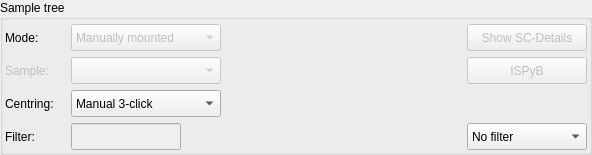
Above: BlissFramework/Bricks/widgets/ui_files/Qt4_sample_changer_widget_layout.ui from mxcube/mxcubeqt before the change. Below: the same form after it.
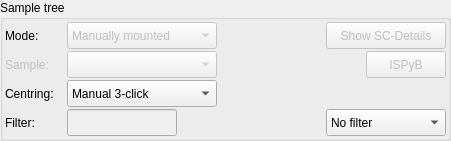
That is the form after the change. Icons and pictures are not drawn.

Patch:
```diff
--- a/BlissFramework/Bricks/widgets/ui_files/Qt4_sample_changer_widget_layout.ui
+++ b/BlissFramework/Bricks/widgets/ui_files/Qt4_sample_changer_widget_layout.ui
@@ -6,8 +6,8 @@
    <rect>
     <x>0</x>
     <y>0</y>
-    <width>592</width>
-    <height>152</height>
+    <width>451</width>
+    <height>136</height>
    </rect>
   </property>
   <property name="sizePolicy">
@@ -44,108 +44,14 @@
       <string>Sample tree</string>
      </property>
      <layout class="QGridLayout" name="gridLayout">
-      <property name="sizeConstraint">
-       <enum>QLayout::SetDefaultConstraint</enum>
-      </property>
-      <property name="leftMargin">
-       <number>2</number>
-      </property>
-      <property name="topMargin">
-       <number>4</number>
-      </property>
-      <property name="rightMargin">
-       <number>2</number>
-      </property>
-      <property name="bottomMargin">
+      <property name="margin">
        <number>2</number>
       </property>
       <property name="spacing">
        <number>2</number>
       </property>
       <item row="0" column="0">
-       <layout class="QGridLayout" name="gridLayout_2">
-        <item row="1" column="1">
-         <widget class="QComboBox" name="sample_combo">
-          <property name="enabled">
-           <bool>false</bool>
-          </property>
-          <property name="minimumSize">
-           <size>
-            <width>150</width>
-            <height>27</height>
-           </size>
-          </property>
-          <property name="maximumSize">
-           <size>
-            <width>150</width>
-            <height>27</height>
-           </size>
-          </property>
-         </widget>
-        </item>
-        <item row="2" column="1">
-         <widget class="QComboBox" name="centring_cbox">
-          <property name="minimumSize">
-           <size>
-            <width>150</width>
-            <height>27</height>
-           </size>
-          </property>
-          <property name="maximumSize">
-           <size>
-            <width>110</width>
-            <height>27</height>
-           </size>
-          </property>
-          <property name="toolTip">
-           <string>&lt;B&gt;Manual&lt;/B&gt; 3-Click centring &lt;BR&gt; &lt;B&gt;Semi Automatic&lt;/B&gt; - Gives the possibility to confirm centring &lt;BR&gt; &lt;B&gt;Fully Automatic&lt;/B&gt; - Continues without waiting for confirmation</string>
-          </property>
-          <property name="currentIndex">
-           <number>0</number>
-          </property>
-          <item>
-           <property name="text">
-            <string>Manual 3-click</string>
-           </property>
-          </item>
-          <item>
-           <property name="text">
-            <string>Optical semi automatic </string>
-           </property>
-          </item>
-          <item>
-           <property name="text">
-            <string>Optical fully automatic</string>
-           </property>
-          </item>
-          <item>
-           <property name="text">
-            <string>Automatic X-ray</string>
-           </property>
-          </item>
-         </widget>
-        </item>
-        <item row="3" column="0">
-         <widget class="QLabel" name="filter_label">
-          <property name="minimumSize">
-           <size>
-            <width>60</width>
-            <height>27</height>
-           </size>
-          </property>
-          <property name="maximumSize">
-           <size>
-            <width>60</width>
-            <height>27</height>
-           </size>
-          </property>
-          <property name="text">
-           <string>Filter:</string>
-          </property>
-         </widget>
-        </item>
-        <item row="2" column="0">
-         <widget class="QLabel" name="centring_mode_label">
+       <widget class="QLabel" name="label_2">
           <property name="sizePolicy">
            <sizepolicy hsizetype="Fixed" vsizetype="Preferred">
             <horstretch>0</horstretch>
@@ -165,26 +71,7 @@
            </size>
           </property>
           <property name="text">
-           <string>Centring:</string>
-          </property>
-         </widget>
-        </item>
-        <item row="3" column="1">
-         <widget class="QLineEdit" name="filter_ledit">
-          <property name="enabled">
-           <bool>false</bool>
-          </property>
-          <property name="minimumSize">
-           <size>
-            <width>110</width>
-            <height>0</height>
-           </size>
-          </property>
-          <property name="maximumSize">
-           <size>
-            <width>110</width>
-            <height>27</height>
-           </size>
+         <string>Mode:</string>
           </property>
          </widget>
         </item>
@@ -227,6 +114,37 @@
           </item>
          </widget>
         </item>
+      <item row="0" column="3">
+       <widget class="QPushButton" name="details_button">
+        <property name="enabled">
+         <bool>false</bool>
+        </property>
+        <property name="sizePolicy">
+         <sizepolicy hsizetype="Fixed" vsizetype="Fixed">
+          <horstretch>0</horstretch>
+          <verstretch>0</verstretch>
+         </sizepolicy>
+        </property>
+        <property name="minimumSize">
+         <size>
+          <width>120</width>
+          <height>27</height>
+         </size>
+        </property>
+        <property name="maximumSize">
+         <size>
+          <width>120</width>
+          <height>27</height>
+         </size>
+        </property>
+        <property name="toolTip">
+         <string>Show sample changer tab</string>
+        </property>
+        <property name="text">
+         <string>Show SC-Details</string>
+        </property>
+       </widget>
+      </item>
         <item row="1" column="0">
          <widget class="QLabel" name="sample_label">
           <property name="enabled">
@@ -249,29 +167,23 @@
           </property>
          </widget>
         </item>
-        <item row="0" column="0">
-         <widget class="QLabel" name="label_2">
-          <property name="sizePolicy">
-           <sizepolicy hsizetype="Fixed" vsizetype="Preferred">
-            <horstretch>0</horstretch>
-            <verstretch>0</verstretch>
-           </sizepolicy>
+      <item row="1" column="1">
+       <widget class="QComboBox" name="sample_combo">
+        <property name="enabled">
+         <bool>false</bool>
           </property>
           <property name="minimumSize">
            <size>
-            <width>60</width>
+          <width>150</width>
             <height>27</height>
            </size>
           </property>
           <property name="maximumSize">
            <size>
-            <width>60</width>
+          <width>150</width>
             <height>27</height>
            </size>
           </property>
-          <property name="text">
-           <string>Mode:</string>
-          </property>
          </widget>
         </item>
         <item row="1" column="2">
@@ -281,41 +193,13 @@
           </property>
           <property name="sizeHint" stdset="0">
            <size>
-            <width>40</width>
+          <width>100</width>
             <height>20</height>
            </size>
           </property>
          </spacer>
         </item>
-        <item row="0" column="3">
-         <widget class="QPushButton" name="details_button">
-          <property name="enabled">
-           <bool>false</bool>
-          </property>
-          <property name="sizePolicy">
-           <sizepolicy hsizetype="Fixed" vsizetype="Fixed">
-            <horstretch>0</horstretch>
-            <verstretch>0</verstretch>
-           </sizepolicy>
-          </property>
-          <property name="minimumSize">
-           <size>
-            <width>120</width>
-            <height>27</height>
-           </size>
-          </property>
-          <property name="maximumSize">
-           <size>
-            <width>120</width>
-            <height>27</height>
-           </size>
-          </property>
-          <property name="text">
-           <string>Show SC-Details</string>
-          </property>
-         </widget>
-        </item>
-        <item row="1" column="3">
+      <item row="1" column="3" alignment="Qt::AlignRight">
          <widget class="QPushButton" name="synch_ispyb_button">
           <property name="enabled">
            <bool>false</bool>
@@ -328,13 +212,13 @@
           </property>
           <property name="minimumSize">
            <size>
-            <width>120</width>
+          <width>80</width>
             <height>27</height>
            </size>
           </property>
           <property name="maximumSize">
            <size>
-            <width>120</width>
+          <width>80</width>
             <height>27</height>
            </size>
           </property>
@@ -347,6 +231,111 @@
           </property>
          </widget>
         </item>
+      <item row="2" column="0">
+       <widget class="QLabel" name="centring_mode_label">
+        <property name="sizePolicy">
+         <sizepolicy hsizetype="Fixed" vsizetype="Preferred">
+          <horstretch>0</horstretch>
+          <verstretch>0</verstretch>
+         </sizepolicy>
+        </property>
+        <property name="minimumSize">
+         <size>
+          <width>60</width>
+          <height>27</height>
+         </size>
+        </property>
+        <property name="maximumSize">
+         <size>
+          <width>60</width>
+          <height>27</height>
+         </size>
+        </property>
+        <property name="text">
+         <string>Centring:</string>
+        </property>
+       </widget>
+      </item>
+      <item row="2" column="1">
+       <widget class="QComboBox" name="centring_cbox">
+        <property name="minimumSize">
+         <size>
+          <width>150</width>
+          <height>27</height>
+         </size>
+        </property>
+        <property name="maximumSize">
+         <size>
+          <width>110</width>
+          <height>27</height>
+         </size>
+        </property>
+        <property name="toolTip">
+         <string>&lt;B&gt;Manual&lt;/B&gt; 3-Click centring &lt;BR&gt; &lt;B&gt;Semi Automatic&lt;/B&gt; - Gives the possibility to confirm centring &lt;BR&gt; &lt;B&gt;Fully Automatic&lt;/B&gt; - Continues without waiting for confirmation</string>
+        </property>
+        <property name="currentIndex">
+         <number>0</number>
+        </property>
+        <item>
+         <property name="text">
+          <string>Manual 3-click</string>
+         </property>
+        </item>
+        <item>
+         <property name="text">
+          <string>Optical semi automatic </string>
+         </property>
+        </item>
+        <item>
+         <property name="text">
+          <string>Optical fully automatic</string>
+         </property>
+        </item>
+        <item>
+         <property name="text">
+          <string>Automatic X-ray</string>
+         </property>
+        </item>
+       </widget>
+      </item>
+      <item row="3" column="0">
+       <widget class="QLabel" name="filter_label">
+        <property name="minimumSize">
+         <size>
+          <width>60</width>
+          <height>27</height>
+         </size>
+        </property>
+        <property name="maximumSize">
+         <size>
+          <width>60</width>
+          <height>27</height>
+         </size>
+        </property>
+        <property name="text">
+         <string>Filter:</string>
+        </property>
+       </widget>
+      </item>
+      <item row="3" column="1">
+       <widget class="QLineEdit" name="filter_ledit">
+        <property name="enabled">
+         <bool>false</bool>
+        </property>
+        <property name="minimumSize">
+         <size>
+          <width>110</width>
+          <height>0</height>
+         </size>
+        </property>
+        <property name="maximumSize">
+         <size>
+          <width>110</width>
+          <height>27</height>
+         </size>
+        </property>
+       </widget>
+      </item>
         <item row="3" column="3">
          <widget class="QComboBox" name="filter_combo">
           <property name="minimumSize">
@@ -427,8 +416,6 @@
            </property>
           </item>
          </widget>
-        </item>
-       </layout>
       </item>
      </layout>
     </widget>
```
Left out of the diff: 3 changed lines with no effect on the pictures. Lines whose indentation alone changed are shown as unchanged.
